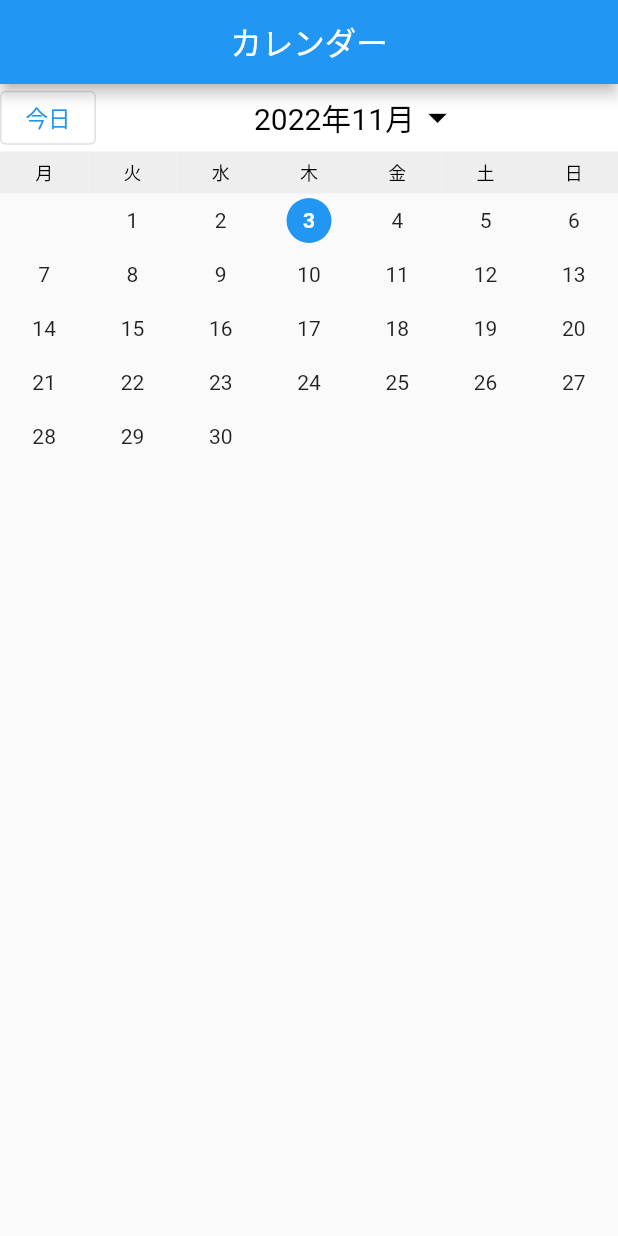
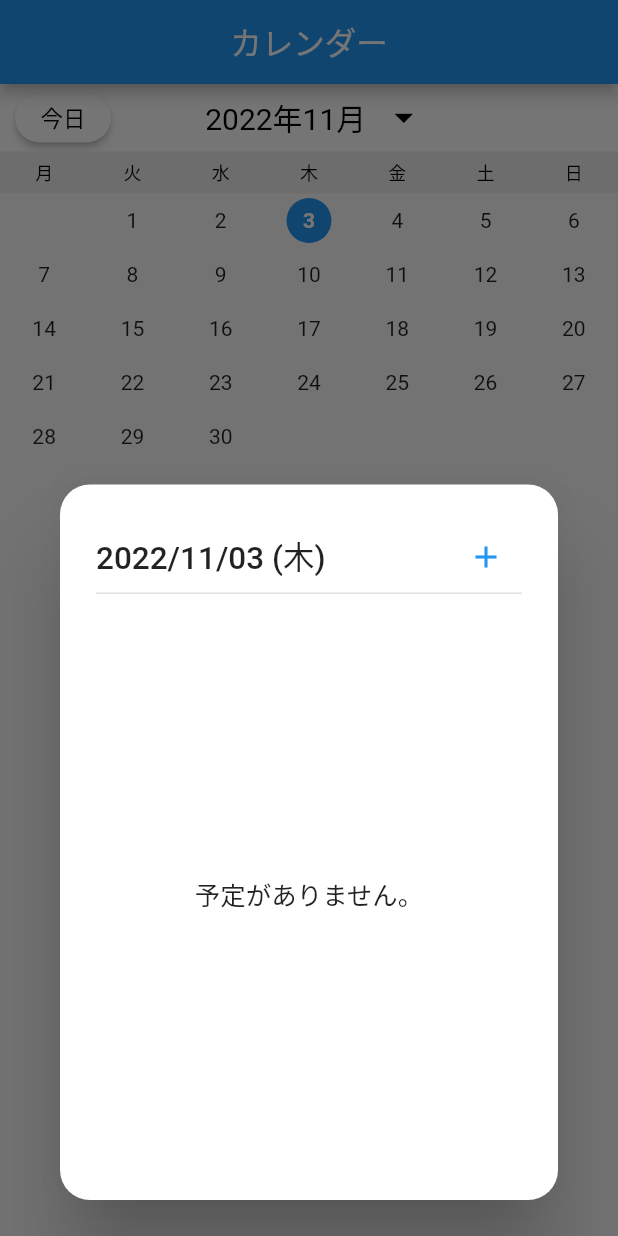
Before and after one commit to NeiHau/calendar_app, a Flutter app: the screen it shows after launch, after a tap on the "arrow drop down" icon, on a phone screen of 412 x 824 dp. Run offline on Flutter 3.47's test engine with Material 2 defaults, Android fonts, the phone set to English and light mode, and no system bars; our stand-ins replace drift, freezed_annotation, hooks_riverpod; missing offline and left inert: month_year_picker; accounts and stored records are empty.

Commit message:
UI変えました

```diff
--- a/lib/page/event_adding_page.dart
+++ b/lib/page/event_adding_page.dart
@@ -47,6 +47,7 @@ class _EventAddingPageState extends State<EventAddingPage> {
             children: <Widget>[
               buildTitle(),
               buildTitle2(),
+              buildDescription(),
             ],
           ),
         ),
--- a/lib/view/calendar.dart
+++ b/lib/view/calendar.dart
@@ -49,15 +49,25 @@ class CalendarState extends ConsumerState<Calendar> {
       child: Row(
         mainAxisAlignment: MainAxisAlignment.spaceBetween,
         children: <Widget>[
-          OutlinedButton(
+          Container(
+            padding: const EdgeInsets.fromLTRB(10, 6, 10, 6),
+            child: ElevatedButton(
               onPressed: () {
                 selectedDate = now; // '今日'と書かれたボタンを押すと、今日の日付に移行させたい。
               },
+              style: ElevatedButton.styleFrom(
+                foregroundColor: Colors.black,
+                backgroundColor: Colors.white,
+                shape: const StadiumBorder(),
+              ),
               child: const Text('今日'),
+            ),
           ),
           Row(
             children: [
-              Text(
+              Container(
+                padding: const EdgeInsets.fromLTRB(0, 5, 10, 5),
+                child: Text(
                   DateFormat('yyyy年M月').format(
                     DateTime(now.year, now.month + monthDuration, 1),
                   ),
@@ -66,11 +76,15 @@ class CalendarState extends ConsumerState<Calendar> {
                     color: Colors.black,
                   ),
                 ),
+              ),
               GestureDetector(
+                child: Container(
+                  padding: const EdgeInsets.fromLTRB(0, 5, 75, 5),
                   child: const Icon(
                     Icons.arrow_drop_down,
                     size: 30,
                     color: Colors.black,
+                  ),
                 ),
                 onTap: () {
                   setState(() {
@@ -192,9 +206,7 @@ class CalendarState extends ConsumerState<Calendar> {
           height: 30,
           decoration: BoxDecoration(
             shape: BoxShape.circle,
-            color: (isToday)
-                ? widget.color ?? Theme.of(context).primaryColor
-                : Colors.transparent,
+            color: (isToday) ? Colors.blue : Colors.transparent,
           ),
           child: Text(
             '$i',
--- a/lib/view/calendar_view.dart
+++ b/lib/view/calendar_view.dart
@@ -34,7 +34,7 @@ class _CalendarPageState extends ConsumerState<CalendarPage> {
                     onTap: () {
                       createTask();
                     },
-                    child: const Calendar()); // 何曜日からはじまるか（月曜日は1,日曜日は7),
+                    child: const Calendar());
               },
             ),
           ),
@@ -72,6 +72,9 @@ class _CalendarPageState extends ConsumerState<CalendarPage> {
           mainAxisAlignment: MainAxisAlignment.end,
           children: [
             AlertDialog(
+              shape: RoundedRectangleBorder(
+                borderRadius: BorderRadius.circular(20),
+              ),
               title: Container(
                 decoration: const BoxDecoration(
                   border: Border(
@@ -94,7 +97,6 @@ class _CalendarPageState extends ConsumerState<CalendarPage> {
                         Navigator.push(
                           context,
                           MaterialPageRoute(
-                            // （2） 実際に表示するページ(ウィジェット)を指定する
                             builder: (context) => EventAddingPage(),
                           ),
                         );
```
Lines whose indentation alone changed are shown as unchanged.
